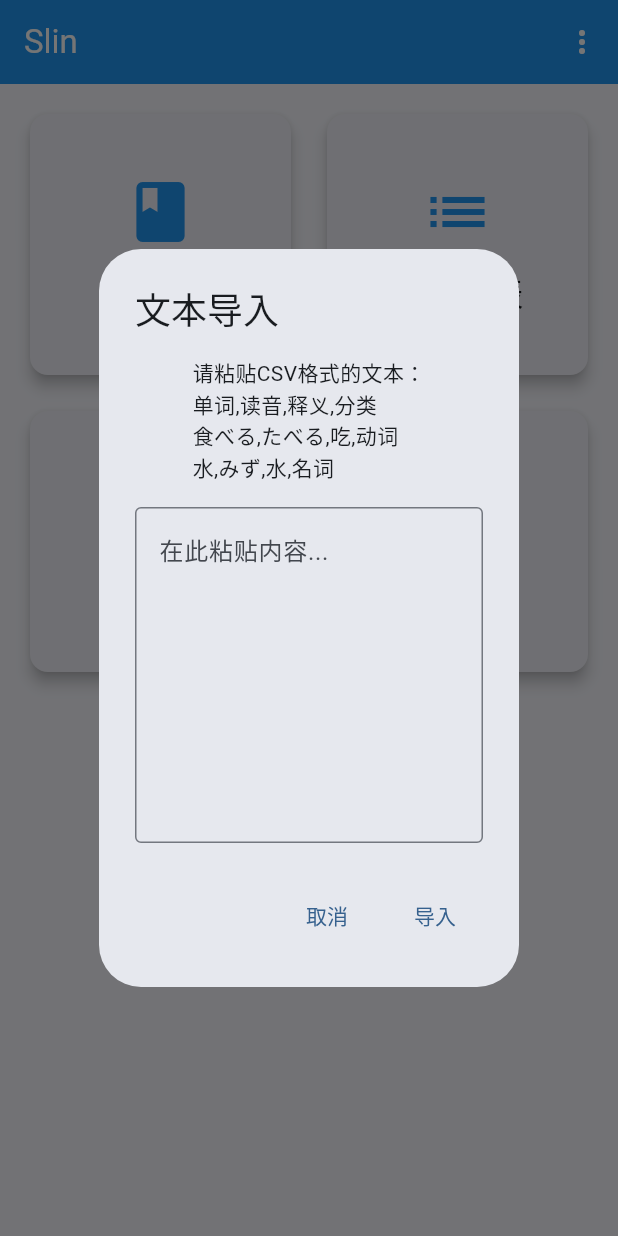
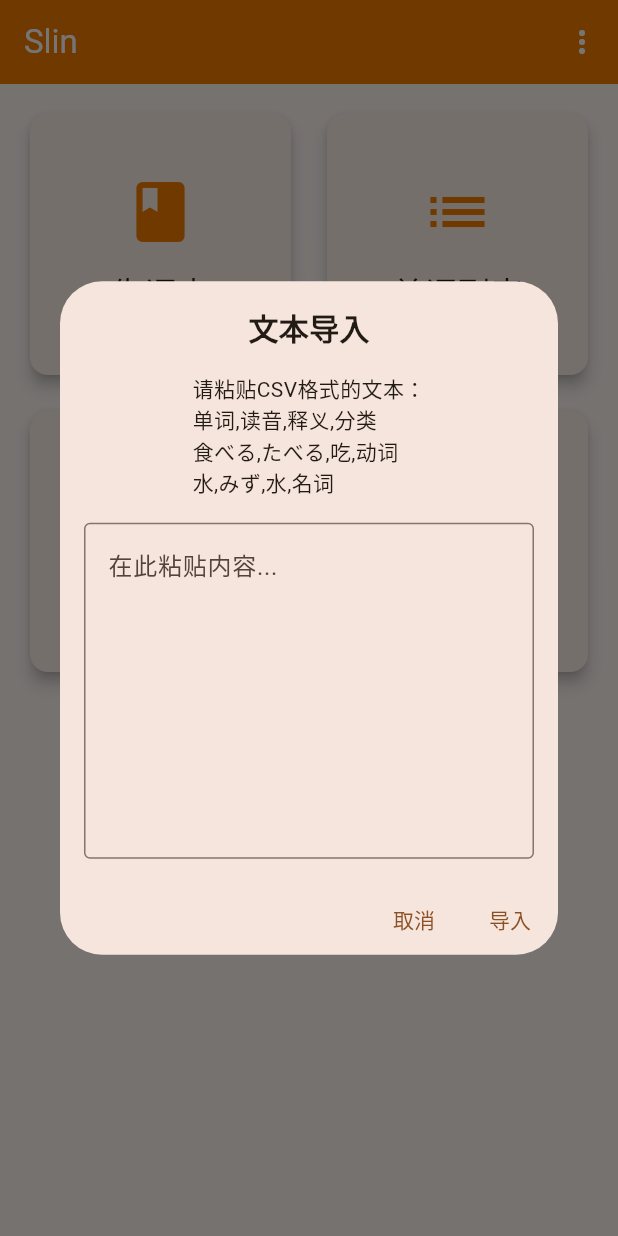
Before and after one commit to sner21/jp, a Flutter app: the screen it shows after launch, after a tap on "导入", on a phone screen of 412 x 824 dp. Run offline on Flutter 3.47's test engine with Material 3 defaults, Android fonts, the phone set to English and light mode, and no system bars; our stand-ins replace audioplayers, csv, file_picker, flutter_dotenv, hive, hive_flutter and 2 more; accounts and stored records are empty; generated files the repository leaves out were written again.

Commit message:
20241205

```diff
--- a/lib/screens/settings_screen.dart
+++ b/lib/screens/settings_screen.dart
@@ -70,7 +70,9 @@ class _SettingsScreenState extends State<SettingsScreen> {
                         Colors.red,
                         Colors.green,
                         Colors.purple,
+                        Colors.amber,
                         Colors.orange,
+                        Colors.orange.shade700,
                         Colors.teal,
                       ].map((selectedColor) => InkWell(
                         onTap: () {
--- a/lib/services/theme_service.dart
+++ b/lib/services/theme_service.dart
@@ -3,8 +3,8 @@ import 'package:shared_preferences/shared_preferences.dart';
 
 class ThemeService extends ChangeNotifier {
   late SharedPreferences _prefs;
-  Color _themeColor = Colors.blue;
-
+  Color _themeColor = Colors.orange.shade700;
+  // Color _themeColor = Colors.amber.shade800;
   ThemeService() {
     _loadTheme();
   }
@@ -13,7 +13,7 @@ class ThemeService extends ChangeNotifier {
 
   Future<void> _loadTheme() async {
     _prefs = await SharedPreferences.getInstance();
-    final colorValue = _prefs.getInt('themeColor') ?? Colors.blue.value;
+    final colorValue = _prefs.getInt('themeColor') ?? _themeColor.value;
     _themeColor = Color(colorValue);
     notifyListeners();
   }
--- a/lib/widgets/import_dialogs.dart
+++ b/lib/widgets/import_dialogs.dart
@@ -4,24 +4,38 @@ import 'dart:convert';
 import 'package:flutter/foundation.dart' show kIsWeb;
 
 class ImportDialogs {
-  static void showTextImportDialog(BuildContext context, Function(String) onImport) {
+  static void showTextImportDialog(
+      BuildContext context, Function(String) onImport) {
     final textController = TextEditingController();
 
     showDialog(
       context: context,
-      builder: (context) => AlertDialog(
-        title: const Text('文本导入'),
-        content: Column(
+      builder: (context) => Dialog(
+        child: SizedBox(
+          width: 600,
+          child: Column(
             mainAxisSize: MainAxisSize.min,
             children: [
-            const Text(
+              const Padding(
+                padding: EdgeInsets.all(16.0),
+                child: Text(
+                  '文本导入',
+                  style: TextStyle(fontSize: 20, fontWeight: FontWeight.bold),
+                ),
+              ),
+              const Padding(
+                padding: EdgeInsets.symmetric(horizontal: 16.0),
+                child: Text(
                   '请粘贴CSV格式的文本：\n'
                   '单词,读音,释义,分类\n'
                   '食べる,たべる,吃,动词\n'
                   '水,みず,水,名词',
                 ),
+              ),
               const SizedBox(height: 16),
-            TextField(
+              Padding(
+                padding: const EdgeInsets.symmetric(horizontal: 16.0),
+                child: TextField(
                   controller: textController,
                   maxLines: 8,
                   decoration: const InputDecoration(
@@ -29,9 +43,11 @@ class ImportDialogs {
                     hintText: '在此粘贴内容...',
                   ),
                 ),
-          ],
               ),
-        actions: [
+              const SizedBox(height: 16),
+              Row(
+                mainAxisAlignment: MainAxisAlignment.end,
+                children: [
                   TextButton(
                     onPressed: () => Navigator.pop(context),
                     child: const Text('取消'),
@@ -44,6 +60,10 @@ class ImportDialogs {
                     child: const Text('导入'),
                   ),
                 ],
+              ),
+            ],
+          ),
+        ),
       ),
     );
   }
```
Also changed, not shown: lib/screens/vocabulary_screen.dart (+21 -21 lines), 1 other file. Lines whose indentation alone changed are shown as unchanged.
